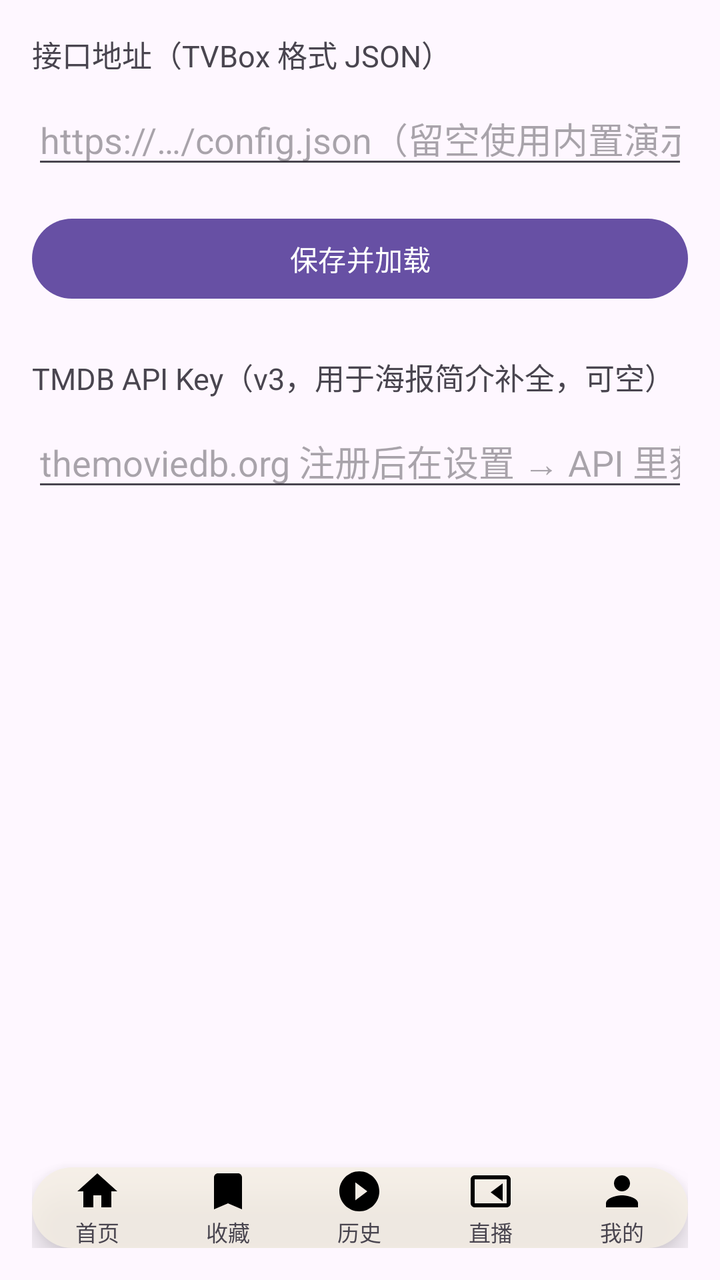
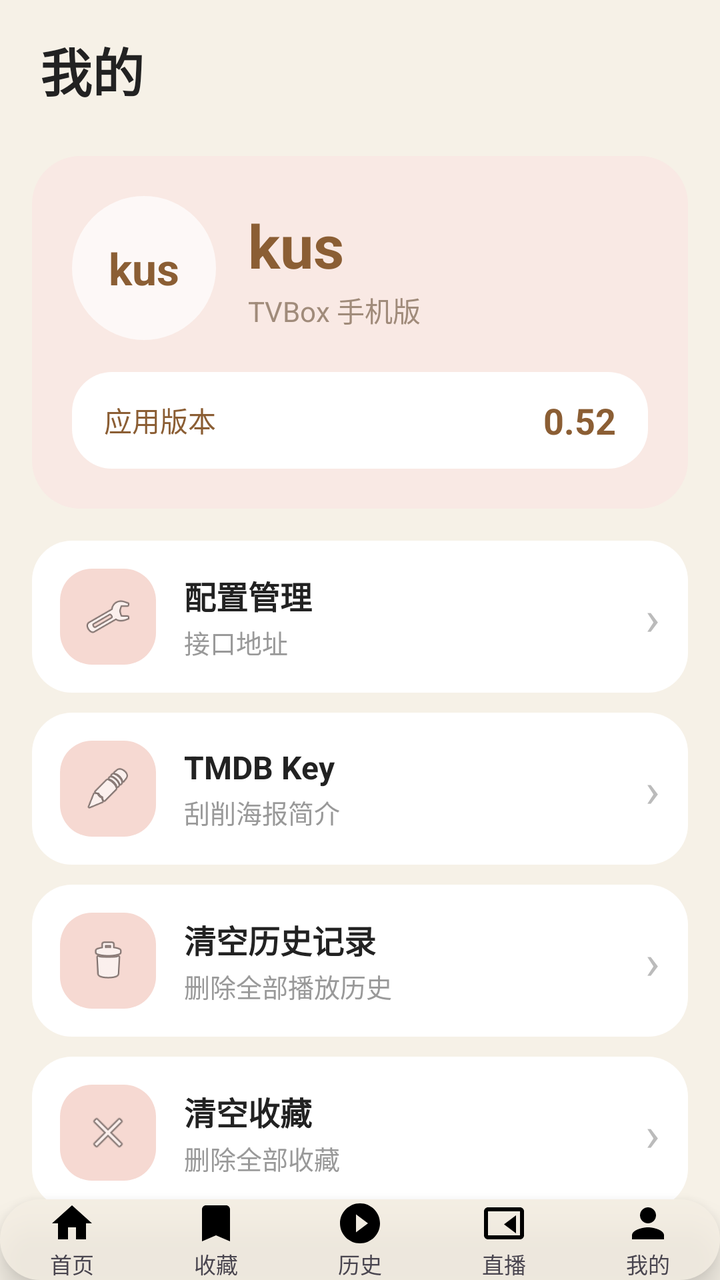

An Android layout rendered at two revisions. The XML below is the earlier revision; the diff shows what the commit changed to produce the second picture.
<!-- AndroidManifest.xml: application theme Theme.BoxZero -->
<!-- res/layout/activity_settings.xml -->
<?xml version="1.0" encoding="utf-8"?>
<LinearLayout xmlns:android="http://schemas.android.com/apk/res/android"
    android:layout_width="match_parent"
    android:layout_height="match_parent"
    android:orientation="vertical"
    android:padding="16dp">

    <TextView
        android:layout_width="match_parent"
        android:layout_height="wrap_content"
        android:text="接口地址（TVBox 格式 JSON）"
        android:textSize="15sp" />

    <EditText
        android:id="@+id/configInput"
        android:layout_width="match_parent"
        android:layout_height="wrap_content"
        android:layout_marginTop="8dp"
        android:hint="https://…/config.json（留空使用内置演示源）"
        android:inputType="textUri"
        android:singleLine="true" />

    <Button
        android:id="@+id/btnSave"
        android:layout_width="match_parent"
        android:layout_height="wrap_content"
        android:layout_marginTop="16dp"
        android:text="保存并加载" />

    <TextView
        android:layout_width="match_parent"
        android:layout_height="wrap_content"
        android:layout_marginTop="24dp"
        android:text="TMDB API Key（v3，用于海报简介补全，可空）"
        android:textSize="15sp" />

    <EditText
        android:id="@+id/tmdbInput"
        android:layout_width="match_parent"
        android:layout_height="wrap_content"
        android:layout_marginTop="8dp"
        android:hint="themoviedb.org 注册后在设置 → API 里获取"
        android:inputType="text"
        android:singleLine="true" />

    <View
        android:layout_width="match_parent"
        android:layout_height="0dp"
        android:layout_weight="1" />

    <include
        layout="@layout/view_bottom_nav"
        android:layout_width="match_parent"
        android:layout_height="wrap_content"
        android:layout_gravity="bottom" />

</LinearLayout>
<!-- res/layout/view_bottom_nav.xml (included above) -->
<?xml version="1.0" encoding="utf-8"?>
<LinearLayout xmlns:android="http://schemas.android.com/apk/res/android"
    android:id="@+id/bottomNav"
    android:layout_width="match_parent"
    android:layout_height="68dp"
    android:layout_marginStart="16dp"
    android:layout_marginEnd="16dp"
    android:layout_marginBottom="16dp"
    android:background="@drawable/nav_bg"
    android:elevation="8dp"
    android:gravity="center"
    android:orientation="horizontal">

    <LinearLayout
        android:id="@+id/tabHome"
        android:layout_width="0dp"
        android:layout_height="match_parent"
        android:layout_weight="1"
        android:gravity="center"
        android:orientation="vertical">

        <ImageView
            android:id="@+id/iconHome"
            android:layout_width="24dp"
            android:layout_height="24dp"
            android:src="@drawable/ic_nav_home" />

        <TextView
            android:id="@+id/textHome"
            android:layout_width="wrap_content"
            android:layout_height="wrap_content"
            android:text="首页"
            android:textSize="11sp" />
    </LinearLayout>

    <LinearLayout
        android:id="@+id/tabFav"
        android:layout_width="0dp"
        android:layout_height="match_parent"
        android:layout_weight="1"
        android:gravity="center"
        android:orientation="vertical">

        <ImageView
            android:id="@+id/iconFav"
            android:layout_width="24dp"
            android:layout_height="24dp"
            android:src="@drawable/ic_nav_fav" />

        <TextView
            android:id="@+id/textFav"
            android:layout_width="wrap_content"
            android:layout_height="wrap_content"
            android:text="收藏"
            android:textSize="11sp" />
    </LinearLayout>

    <LinearLayout
        android:id="@+id/tabHistory"
        android:layout_width="0dp"
        android:layout_height="match_parent"
        android:layout_weight="1"
        android:gravity="center"
        android:orientation="vertical">

        <ImageView
            android:id="@+id/iconHistory"
            android:layout_width="24dp"
            android:layout_height="24dp"
            android:src="@drawable/ic_nav_history" />

        <TextView
            android:id="@+id/textHistory"
            android:layout_width="wrap_content"
            android:layout_height="wrap_content"
            android:text="历史"
            android:textSize="11sp" />
    </LinearLayout>

    <LinearLayout
        android:id="@+id/tabLive"
        android:layout_width="0dp"
        android:layout_height="match_parent"
        android:layout_weight="1"
        android:gravity="center"
        android:orientation="vertical">

        <ImageView
            android:id="@+id/iconLive"
            android:layout_width="24dp"
            android:layout_height="24dp"
            android:src="@drawable/ic_nav_live" />

        <TextView
            android:id="@+id/textLive"
            android:layout_width="wrap_content"
            android:layout_height="wrap_content"
            android:text="直播"
            android:textSize="11sp" />
    </LinearLayout>

    <LinearLayout
        android:id="@+id/tabMine"
        android:layout_width="0dp"
        android:layout_height="match_parent"
        android:layout_weight="1"
        android:gravity="center"
        android:orientation="vertical">

        <ImageView
            android:id="@+id/iconMine"
            android:layout_width="24dp"
            android:layout_height="24dp"
            android:src="@drawable/ic_nav_mine" />

        <TextView
            android:id="@+id/textMine"
            android:layout_width="wrap_content"
            android:layout_height="wrap_content"
            android:text="我的"
            android:textSize="11sp" />
    </LinearLayout>

</LinearLayout>
<!-- resources referenced by this layout -->
<resources>
  <!-- drawable ic_nav_fav (drawable) -->
  <vector xmlns:android="http://schemas.android.com/apk/res/android"
      android:width="24dp" android:height="24dp"
      android:viewportWidth="24" android:viewportHeight="24">
      <path android:fillColor="#000000"
          android:pathData="M17,3H7c-1.1,0 -2,0.9 -2,2v16l7,-3l7,3V5c0,-1.1 -0.9,-2 -2,-2z" />
  </vector>
  <!-- drawable ic_nav_history (drawable) -->
  <vector xmlns:android="http://schemas.android.com/apk/res/android"
      android:width="24dp" android:height="24dp"
      android:viewportWidth="24" android:viewportHeight="24">
      <path android:fillColor="#000000"
          android:pathData="M12,2C6.5,2 2,6.5 2,12s4.5,10 10,10s10,-4.5 10,-10S17.5,2 12,2zM10,16.5v-9L16,12l-6,4.5z" />
  </vector>
  <!-- drawable ic_nav_home (drawable) -->
  <vector xmlns:android="http://schemas.android.com/apk/res/android"
      android:width="24dp" android:height="24dp"
      android:viewportWidth="24" android:viewportHeight="24">
      <path android:fillColor="#000000"
          android:pathData="M10,20v-6h4v6h5v-8h3L12,3 2,12h3v8z" />
  </vector>
  <!-- drawable ic_nav_live (drawable) -->
  <vector xmlns:android="http://schemas.android.com/apk/res/android"
      android:width="24dp" android:height="24dp"
      android:viewportWidth="24" android:viewportHeight="24">
      <path android:fillColor="#000000"
          android:pathData="M20,4H4c-1.1,0 -2,0.9 -2,2v12c0,1.1 0.9,2 2,2h16c1.1,0 2,-0.9 2,-2V6c0,-1.1 -0.9,-2 -2,-2zM20,18H4V6h16v12zM18,8l-6,4.5L18,17V8z" />
  </vector>
  <!-- drawable ic_nav_mine (drawable) -->
  <vector xmlns:android="http://schemas.android.com/apk/res/android"
      android:width="24dp" android:height="24dp"
      android:viewportWidth="24" android:viewportHeight="24">
      <path android:fillColor="#000000"
          android:pathData="M12,12c2.2,0 4,-1.8 4,-4s-1.8,-4 -4,-4s-4,1.8 -4,4S9.8,12 12,12zM12,14c-2.7,0 -8,1.3 -8,4v2h16v-2c0,-2.7 -5.3,-4 -8,-4z" />
  </vector>
  <!-- drawable nav_bg (drawable) -->
  <?xml version="1.0" encoding="utf-8"?>
  <shape xmlns:android="http://schemas.android.com/apk/res/android"
      android:shape="rectangle">
      <solid android:color="#CFF5EFE4" />
      <corners android:radius="32dp" />
  </shape>
  <style name="Theme.BoxZero" parent="Theme.Material3.DayNight.NoActionBar">
      </style>
</resources>

<!-- the commit's change to res/layout/activity_settings.xml (unified diff, before → after) -->
@@ -2,51 +2,325 @@
 <LinearLayout xmlns:android="http://schemas.android.com/apk/res/android"
     android:layout_width="match_parent"
     android:layout_height="match_parent"
-    android:orientation="vertical"
-    android:padding="16dp">
+    android:background="#F6F1E7"
+    android:orientation="vertical">
 
     <TextView
         android:layout_width="match_parent"
         android:layout_height="wrap_content"
-        android:text="接口地址（TVBox 格式 JSON）"
-        android:textSize="15sp" />
-
-    <EditText
-        android:id="@+id/configInput"
-        android:layout_width="match_parent"
-        android:layout_height="wrap_content"
-        android:layout_marginTop="8dp"
-        android:hint="https://…/config.json（留空使用内置演示源）"
-        android:inputType="textUri"
-        android:singleLine="true" />
-
-    <Button
-        android:id="@+id/btnSave"
-        android:layout_width="match_parent"
-        android:layout_height="wrap_content"
-        android:layout_marginTop="16dp"
-        android:text="保存并加载" />
-
-    <TextView
-        android:layout_width="match_parent"
-        android:layout_height="wrap_content"
-        android:layout_marginTop="24dp"
-        android:text="TMDB API Key（v3，用于海报简介补全，可空）"
-        android:textSize="15sp" />
-
-    <EditText
-        android:id="@+id/tmdbInput"
-        android:layout_width="match_parent"
-        android:layout_height="wrap_content"
-        android:layout_marginTop="8dp"
-        android:hint="themoviedb.org 注册后在设置 → API 里获取"
-        android:inputType="text"
-        android:singleLine="true" />
-
-    <View
+        android:paddingStart="20dp"
+        android:paddingTop="16dp"
+        android:paddingBottom="8dp"
+        android:text="我的"
+        android:textColor="#222222"
+        android:textSize="26sp"
+        android:textStyle="bold" />
+
+    <ScrollView
         android:layout_width="match_parent"
         android:layout_height="0dp"
-        android:layout_weight="1" />
+        android:layout_weight="1"
+        android:scrollbars="none">
+
+        <LinearLayout
+            android:layout_width="match_parent"
+            android:layout_height="wrap_content"
+            android:orientation="vertical">
+
+            <LinearLayout
+                android:layout_width="match_parent"
+                android:layout_height="wrap_content"
+                android:layout_margin="16dp"
+                android:background="@drawable/card_pink"
+                android:orientation="vertical"
+                android:padding="20dp">
+
+                <LinearLayout
+                    android:layout_width="match_parent"
+                    android:layout_height="wrap_content"
+                    android:gravity="center_vertical"
+                    android:orientation="horizontal">
+
+                    <TextView
+                        android:layout_width="72dp"
+                        android:layout_height="72dp"
+                        android:background="@drawable/circle_frosted"
+                        android:gravity="center"
+                        android:text="kus"
+                        android:textColor="#8B5E34"
+                        android:textSize="22sp"
+                        android:textStyle="bold" />
+
+                    <LinearLayout
+                        android:layout_width="wrap_content"
+                        android:layout_height="wrap_content"
+                        android:layout_marginStart="16dp"
+                        android:orientation="vertical">
+
+                        <TextView
+                            android:layout_width="wrap_content"
+                            android:layout_height="wrap_content"
+                            android:text="kus"
+                            android:textColor="#8B5E34"
+                            android:textSize="30sp"
+                            android:textStyle="bold" />
+
+                        <TextView
+                            android:layout_width="wrap_content"
+                            android:layout_height="wrap_content"
+                            android:layout_marginTop="2dp"
+                            android:text="TVBox 手机版"
+                            android:textColor="#A08B7A"
+                            android:textSize="14sp" />
+                    </LinearLayout>
+                </LinearLayout>
+
+                <LinearLayout
+                    android:layout_width="match_parent"
+                    android:layout_height="wrap_content"
+                    android:layout_marginTop="16dp"
+                    android:background="@drawable/pill_bg_selected"
+                    android:gravity="center_vertical"
+                    android:orientation="horizontal"
+                    android:paddingStart="16dp"
+                    android:paddingEnd="16dp"
+                    android:paddingTop="12dp"
+                    android:paddingBottom="12dp">
+
+                    <TextView
+                        android:layout_width="wrap_content"
+                        android:layout_height="wrap_content"
+                        android:text="应用版本"
+                        android:textColor="#8B5E34"
+                        android:textSize="14sp" />
+
+                    <View
+                        android:layout_width="0dp"
+                        android:layout_height="1dp"
+                        android:layout_weight="1" />
+
+                    <TextView
+                        android:id="@+id/versionName"
+                        android:layout_width="wrap_content"
+                        android:layout_height="wrap_content"
+                        android:text="0.52"
+                        android:textColor="#8B5E34"
+                        android:textSize="18sp"
+                        android:textStyle="bold" />
+                </LinearLayout>
+            </LinearLayout>
+
+            <LinearLayout
+                android:id="@+id/rowConfig"
+                android:layout_width="match_parent"
+                android:layout_height="wrap_content"
+                android:layout_marginStart="16dp"
+                android:layout_marginEnd="16dp"
+                android:layout_marginBottom="10dp"
+                android:background="@drawable/card_white"
+                android:gravity="center_vertical"
+                android:orientation="horizontal"
+                android:padding="14dp">
+
+                <ImageView
+                    android:layout_width="48dp"
+                    android:layout_height="48dp"
+                    android:background="@drawable/icon_blob"
+                    android:padding="12dp"
+                    android:src="@android:drawable/ic_menu_preferences" />
+
+                <LinearLayout
+                    android:layout_width="0dp"
+                    android:layout_height="wrap_content"
+                    android:layout_marginStart="14dp"
+                    android:layout_weight="1"
+                    android:orientation="vertical">
+
+                    <TextView
+                        android:layout_width="wrap_content"
+                        android:layout_height="wrap_content"
+                        android:text="配置管理"
+                        android:textColor="#222222"
+                        android:textSize="16sp"
+                        android:textStyle="bold" />
+
+                    <TextView
+                        android:id="@+id/configSummary"
+                        android:layout_width="wrap_content"
+                        android:layout_height="wrap_content"
+                        android:layout_marginTop="2dp"
+                        android:text="接口地址"
+                        android:textColor="#999999"
+                        android:textSize="13sp" />
+                </LinearLayout>
+
+                <TextView
+                    android:layout_width="wrap_content"
+                    android:layout_height="wrap_content"
+                    android:text="›"
+                    android:textColor="#BBBBBB"
+                    android:textSize="24sp" />
+            </LinearLayout>
+
+            <LinearLayout
+                android:id="@+id/rowTmdb"
+                android:layout_width="match_parent"
+                android:layout_height="wrap_content"
+                android:layout_marginStart="16dp"
+                android:layout_marginEnd="16dp"
+                android:layout_marginBottom="10dp"
+                android:background="@drawable/card_white"
+                android:gravity="center_vertical"
+                android:orientation="horizontal"
+                android:padding="14dp">
+
+                <ImageView
+                    android:layout_width="48dp"
+                    android:layout_height="48dp"
+                    android:background="@drawable/icon_blob"
+                    android:padding="12dp"
+                    android:src="@android:drawable/ic_menu_edit" />
+
+                <LinearLayout
+                    android:layout_width="0dp"
+                    android:layout_height="wrap_content"
+                    android:layout_marginStart="14dp"
+                    android:layout_weight="1"
+                    android:orientation="vertical">
+
+                    <TextView
+                        android:layout_width="wrap_content"
+                        android:layout_height="wrap_content"
+                        android:text="TMDB Key"
+                        android:textColor="#222222"
+                        android:textSize="16sp"
+                        android:textStyle="bold" />
+
+                    <TextView
+                        android:id="@+id/tmdbSummary"
+                        android:layout_width="wrap_content"
+                        android:layout_height="wrap_content"
+                        android:layout_marginTop="2dp"
+                        android:text="刮削海报简介"
+                        android:textColor="#999999"
+                        android:textSize="13sp" />
+                </LinearLayout>
+
+                <TextView
+                    android:layout_width="wrap_content"
+                    android:layout_height="wrap_content"
+                    android:text="›"
+                    android:textColor="#BBBBBB"
+                    android:textSize="24sp" />
+            </LinearLayout>
+
+            <LinearLayout
+                android:id="@+id/rowClearHistory"
+                android:layout_width="match_parent"
+                android:layout_height="wrap_content"
+                android:layout_marginStart="16dp"
+                android:layout_marginEnd="16dp"
+                android:layout_marginBottom="10dp"
+                android:background="@drawable/card_white"
+                android:gravity="center_vertical"
+                android:orientation="horizontal"
+                android:padding="14dp">
+
+                <ImageView
+                    android:layout_width="48dp"
+                    android:layout_height="48dp"
+                    android:background="@drawable/icon_blob"
+                    android:padding="12dp"
+                    android:src="@android:drawable/ic_menu_delete" />
+
+                <LinearLayout
+                    android:layout_width="0dp"
+                    android:layout_height="wrap_content"
+                    android:layout_marginStart="14dp"
+                    android:layout_weight="1"
+                    android:orientation="vertical">
+
+                    <TextView
+                        android:layout_width="wrap_content"
+                        android:layout_height="wrap_content"
+                        android:text="清空历史记录"
+                        android:textColor="#222222"
+                        android:textSize="16sp"
+                        android:textStyle="bold" />
+
+                    <TextView
+                        android:layout_width="wrap_content"
+                        android:layout_height="wrap_content"
+                        android:layout_marginTop="2dp"
+                        android:text="删除全部播放历史"
+                        android:textColor="#999999"
+                        android:textSize="13sp" />
+                </LinearLayout>
+
+                <TextView
+                    android:layout_width="wrap_content"
+                    android:layout_height="wrap_content"
+                    android:text="›"
+                    android:textColor="#BBBBBB"
+                    android:textSize="24sp" />
+            </LinearLayout>
+
+            <LinearLayout
+                android:id="@+id/rowClearFav"
+                android:layout_width="match_parent"
+                android:layout_height="wrap_content"
+                android:layout_marginStart="16dp"
+                android:layout_marginEnd="16dp"
+                android:layout_marginBottom="10dp"
+                android:background="@drawable/card_white"
+                android:gravity="center_vertical"
+                android:orientation="horizontal"
+                android:padding="14dp">
+
+                <ImageView
+                    android:layout_width="48dp"
+                    android:layout_height="48dp"
+                    android:background="@drawable/icon_blob"
+                    android:padding="12dp"
+                    android:src="@android:drawable/ic_menu_close_clear_cancel" />
+
+                <LinearLayout
+                    android:layout_width="0dp"
+                    android:layout_height="wrap_content"
+                    android:layout_marginStart="14dp"
+                    android:layout_weight="1"
+                    android:orientation="vertical">
+
+                    <TextView
+                        android:layout_width="wrap_content"
+                        android:layout_height="wrap_content"
+                        android:text="清空收藏"
+                        android:textColor="#222222"
+                        android:textSize="16sp"
+                        android:textStyle="bold" />
+
+                    <TextView
+                        android:layout_width="wrap_content"
+                        android:layout_height="wrap_content"
+                        android:layout_marginTop="2dp"
+                        android:text="删除全部收藏"
+                        android:textColor="#999999"
+                        android:textSize="13sp" />
+                </LinearLayout>
+
+                <TextView
+                    android:layout_width="wrap_content"
+                    android:layout_height="wrap_content"
+                    android:text="›"
+                    android:textColor="#BBBBBB"
+                    android:textSize="24sp" />
+            </LinearLayout>
+
+            <View
+                android:layout_width="match_parent"
+                android:layout_height="20dp" />
+        </LinearLayout>
+    </ScrollView>
 
     <include
         layout="@layout/view_bottom_nav"
<!-- resource entries referenced after the edit -->
@@ -1,5 +1,25 @@
 <!-- resources referenced by this layout -->
 <resources>
+  <!-- drawable card_pink (drawable) -->
+  <?xml version="1.0" encoding="utf-8"?>
+  <shape xmlns:android="http://schemas.android.com/apk/res/android"
+      android:shape="rectangle">
+      <solid android:color="#F9E9E4" />
+      <corners android:radius="24dp" />
+  </shape>
+  <!-- drawable card_white (drawable) -->
+  <?xml version="1.0" encoding="utf-8"?>
+  <shape xmlns:android="http://schemas.android.com/apk/res/android"
+      android:shape="rectangle">
+      <solid android:color="#FFFFFF" />
+      <corners android:radius="20dp" />
+  </shape>
+  <!-- drawable circle_frosted (drawable) -->
+  <?xml version="1.0" encoding="utf-8"?>
+  <shape xmlns:android="http://schemas.android.com/apk/res/android"
+      android:shape="oval">
+      <solid android:color="#B3FFFFFF" />
+  </shape>
   <!-- drawable ic_nav_fav (drawable) -->
   <vector xmlns:android="http://schemas.android.com/apk/res/android"
       android:width="24dp" android:height="24dp"
@@ -35,6 +55,13 @@
       <path android:fillColor="#000000"
           android:pathData="M12,12c2.2,0 4,-1.8 4,-4s-1.8,-4 -4,-4s-4,1.8 -4,4S9.8,12 12,12zM12,14c-2.7,0 -8,1.3 -8,4v2h16v-2c0,-2.7 -5.3,-4 -8,-4z" />
   </vector>
+  <!-- drawable icon_blob (drawable) -->
+  <?xml version="1.0" encoding="utf-8"?>
+  <shape xmlns:android="http://schemas.android.com/apk/res/android"
+      android:shape="rectangle">
+      <solid android:color="#F6D9D2" />
+      <corners android:radius="16dp" />
+  </shape>
   <!-- drawable nav_bg (drawable) -->
   <?xml version="1.0" encoding="utf-8"?>
   <shape xmlns:android="http://schemas.android.com/apk/res/android"
@@ -42,6 +69,13 @@
       <solid android:color="#CFF5EFE4" />
       <corners android:radius="32dp" />
   </shape>
+  <!-- drawable pill_bg_selected (drawable) -->
+  <?xml version="1.0" encoding="utf-8"?>
+  <shape xmlns:android="http://schemas.android.com/apk/res/android"
+      android:shape="rectangle">
+      <solid android:color="#FFFFFF" />
+      <corners android:radius="20dp" />
+  </shape>
   <style name="Theme.BoxZero" parent="Theme.Material3.DayNight.NoActionBar">
       </style>
 </resources>
